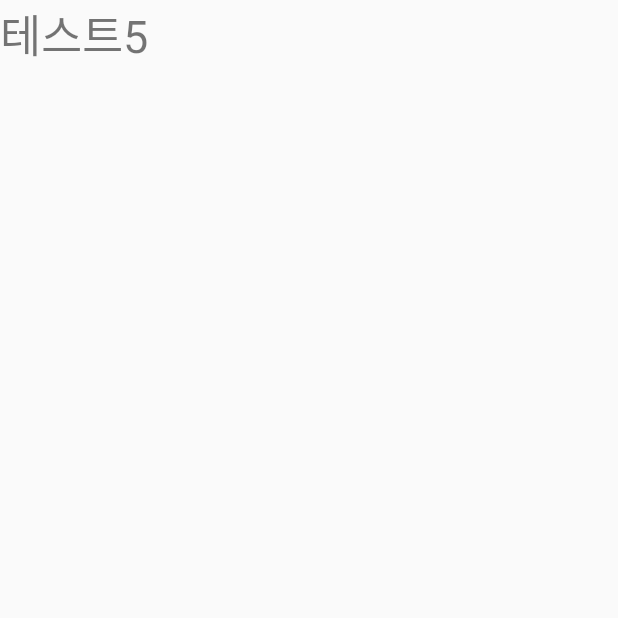
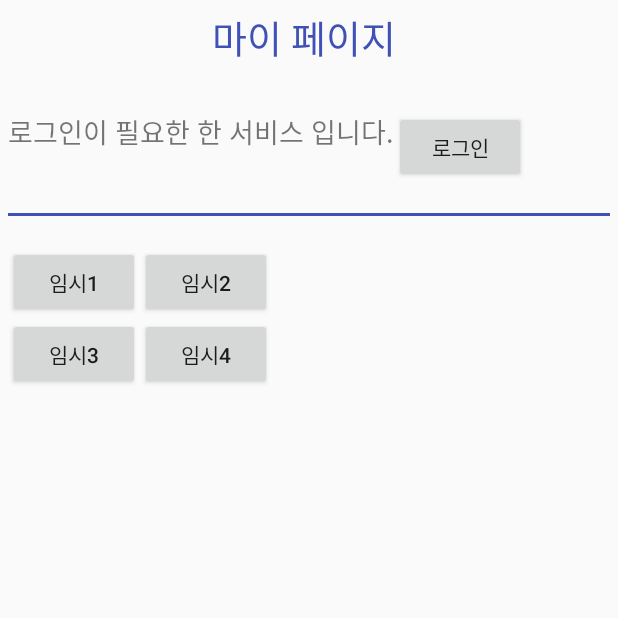
Before and after one commit to sangkyukwon/samplee, an Android app: the fragment menu5 shown on its own in the app's theme, on a phone screen of 412 x 824 dp, the top half of it. Run offline under Robolectric (Android 15) with nearby library versions, the phone set to English and light mode, and no system bars.

Commit message:
kko+map(오류수정)

```diff
--- a/app/src/main/java/com/example/samsung/sample/menu5.java
+++ b/app/src/main/java/com/example/samsung/sample/menu5.java
@@ -1,5 +1,6 @@
 package com.example.samsung.sample;
 
+import android.content.Intent;
 import android.os.Bundle;
 import android.support.annotation.NonNull;
 import android.support.annotation.Nullable;
@@ -7,6 +8,7 @@ import android.support.v4.app.Fragment;
 import android.view.LayoutInflater;
 import android.view.View;
 import android.view.ViewGroup;
+import android.widget.Button;
 
 public class menu5 extends Fragment {
 
@@ -14,6 +16,19 @@ public class menu5 extends Fragment {
     @Override
 
     public View onCreateView(@NonNull LayoutInflater inflater, @Nullable ViewGroup container, @Nullable Bundle savedInstanceState) {
-        return inflater.inflate(R.layout.activity_main5, container, false);
+       View view = inflater.inflate(R.layout.activity_main5, container, false);
+
+        Button login =(Button)view.findViewById(R.id.login);
+        login.setOnClickListener(new View.OnClickListener() {
+            @Override
+            public void onClick(View v) {
+                Intent myintent = new Intent(getActivity(),loginActivity.class);
+                startActivity(myintent);
+            }
+
+
+        });
+
+        return view;
     }
 }
--- a/app/src/main/res/layout/activity_main5.xml
+++ b/app/src/main/res/layout/activity_main5.xml
@@ -2,13 +2,90 @@
 <LinearLayout xmlns:android="http://schemas.android.com/apk/res/android"
     xmlns:app="http://schemas.android.com/apk/res-auto"
     xmlns:tools="http://schemas.android.com/tools"
+    android:orientation="vertical"
     android:layout_width="match_parent"
-    android:layout_height="match_parent"
+    android:layout_height="wrap_content"
+    android:paddingBottom="20dp"
+    android:padding="5dp"
     tools:context="com.example.samsung.sample.MainActivity">
+
+    <TextView
+        android:layout_width="wrap_content"
+        android:layout_height="wrap_content"
+        android:text="마이 페이지 "
+        android:layout_gravity="center"
+        android:paddingBottom="10dp"
+        android:textColor="@color/colorPrimary"
+        android:textSize="25dp" />
+
+
+    <LinearLayout
+        android:paddingTop="20dp"
+        android:layout_width="match_parent"
+        android:layout_height="wrap_content"
+        android:orientation="horizontal"
+        >
 <TextView
-    android:layout_width="match_parent"
-    android:layout_height="match_parent"
-    android:text="테스트5"
-    android:textSize="30dp"/>
+    android:layout_width="wrap_content"
+    android:layout_height="wrap_content"
+    android:textSize="18dp"
+    android:text="로그인이 필요한 한 서비스 입니다."/>
+
+        <Button
+            android:id="@+id/login"
+            android:layout_width="wrap_content"
+            android:layout_height="wrap_content"
+            android:layout_gravity="right"
+            android:text="로그인" />
+    </LinearLayout>
+    <LinearLayout
+        android:orientation="vertical"
+        android:paddingTop="20dp"
+        android:layout_width="match_parent"
+        android:layout_height="wrap_content">
+        <View
+            android:layout_width="match_parent"
+            android:layout_height="2dp"
+            android:layout_centerInParent="true"
+            android:background="@color/colorPrimary"/>
+
+    </LinearLayout>
+    <LinearLayout
+        android:paddingTop="20dp"
+        android:layout_width="match_parent"
+        android:layout_height="wrap_content"
+        android:orientation="horizontal"
+        >
+
+        <Button
+
+            android:layout_width="wrap_content"
+            android:layout_height="wrap_content"
+            android:text="임시1"/>
+
+
+        <Button
+            android:layout_width="wrap_content"
+            android:layout_height="wrap_content"
+            android:text="임시2" />
+
+    </LinearLayout>
+    <LinearLayout
+        android:layout_width="match_parent"
+        android:layout_height="wrap_content"
+        android:orientation="horizontal"
+        >
+        <Button
+            android:layout_width="wrap_content"
+            android:layout_height="wrap_content"
+            android:text="임시3"/>
+
+
+        <Button
+            android:layout_width="wrap_content"
+            android:layout_height="wrap_content"
+            android:text="임시4"/>
+
+    </LinearLayout>
 
 </LinearLayout>
```
Also changed, not shown: app/build.gradle (+5 -7 lines), app/src/main/AndroidManifest.xml (+8 -14 lines), app/src/main/java/com/example/samsung/sample/Kko.java (added, +89 -0 lines), app/src/main/java/com/example/samsung/sample/SessionCallback.java (added, +69 -0 lines), app/src/main/res/layout/activity_login.xml (+34 -32 lines).
